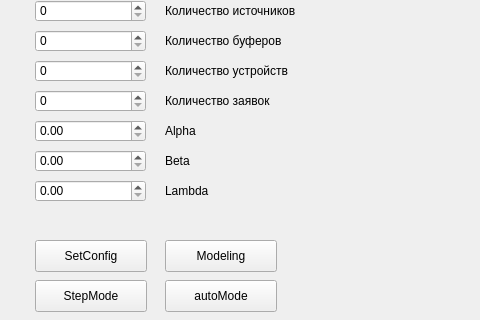
ldkars/CMO9, file mainwindow.ui: the form before one commit; both pictures show x 195 to 675 and y 90 to 410 of the 800 by 600 pixel window.
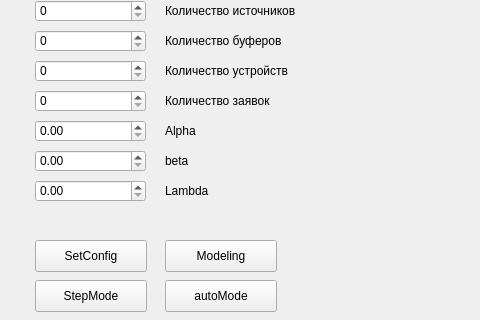
The form after the commit.

What changed in the file:
```diff
--- a/mainwindow.ui
+++ b/mainwindow.ui
@@ -161,7 +161,7 @@
      </rect>
     </property>
     <property name="text">
-     <string>Beta</string>
+     <string>beta</string>
     </property>
    </widget>
    <widget class="QLabel" name="label_7">
```
